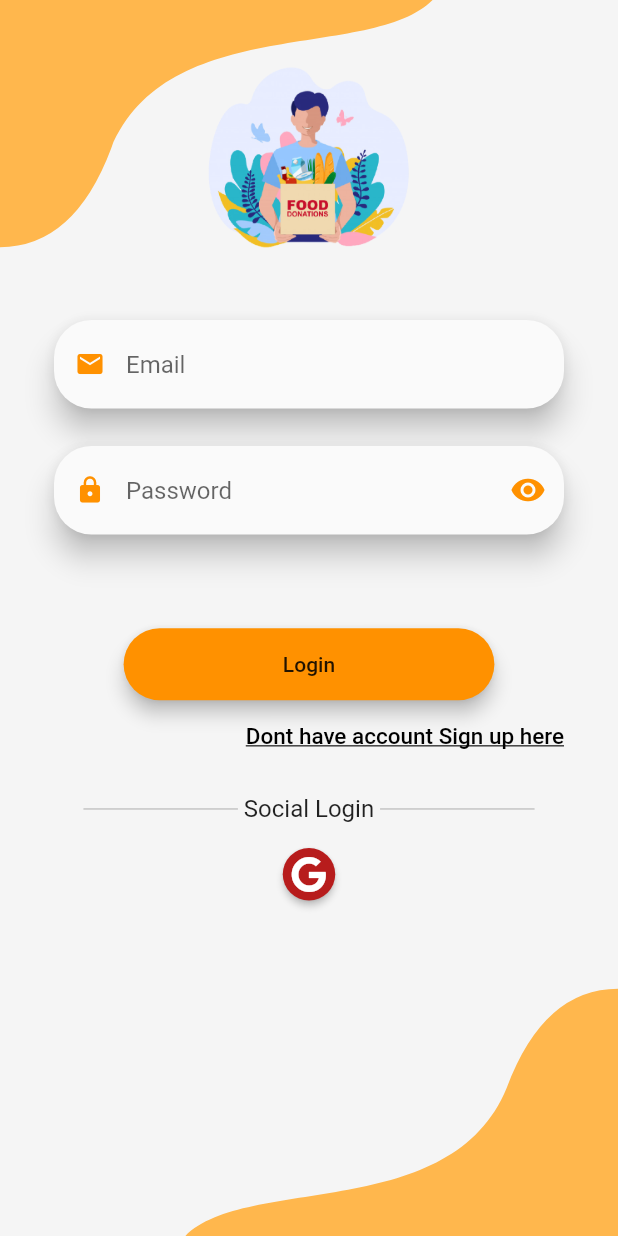
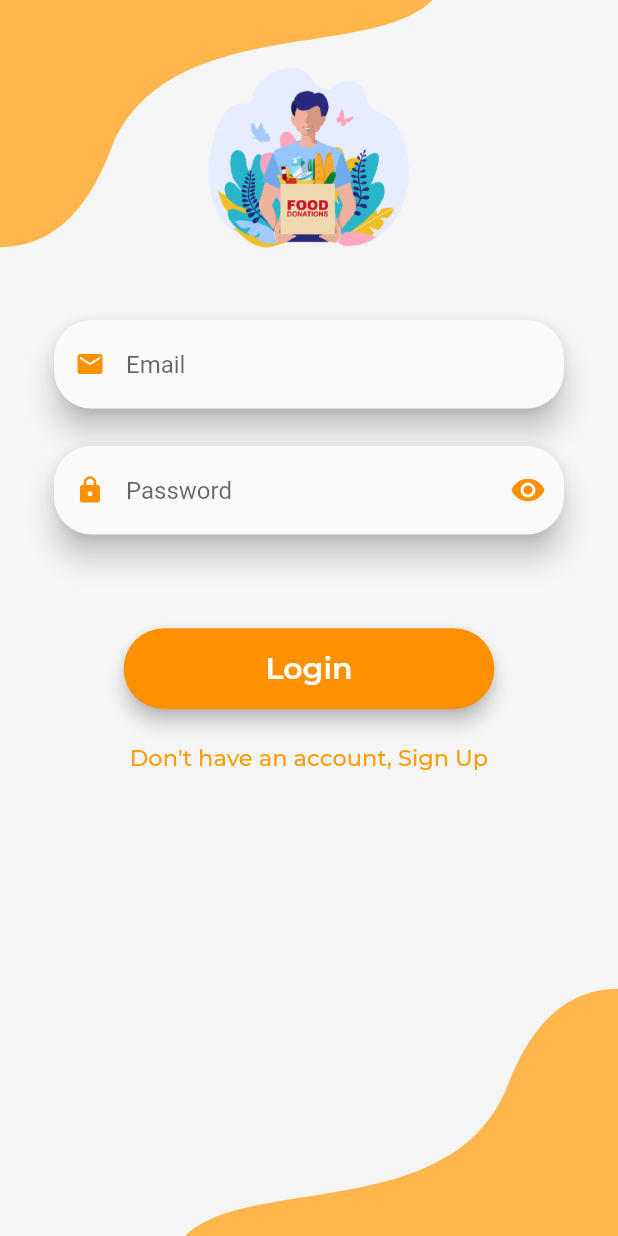
Before and after one commit to atharvasaraf123/Food4All, a Flutter app: the Login screen opened directly, on a phone screen of 412 x 824 dp. Run offline on Flutter 3.47's test engine with Material 2 defaults, Android fonts, the phone set to English and light mode, and no system bars; our stand-ins replace bubble_bottom_bar, cached_network_image, cloud_firestore, dotted_border, firebase_auth, firebase_core and 17 more; missing offline and left inert: android_intent, geocoder; accounts and stored records are empty; Roboto replaces fonts that are missing (Poppins-Medium).

Commit message:
Login Eye bug

```diff
--- a/flutter_app/lib/googlesignindialog.dart
+++ b/flutter_app/lib/googlesignindialog.dart
@@ -78,6 +78,7 @@ class _googlesignindialogState extends State<googlesignindialog> {
       });
     } on PlatformException catch (e) {
       print(e.code);
+      print(e.details);
       if (e.code == 'PERMISSION_DENIED') {
         error = 'please grant permission';
         print(error);
--- a/flutter_app/lib/login.dart
+++ b/flutter_app/lib/login.dart
@@ -281,9 +281,11 @@ class _LoginState extends State<Login> {
                                     borderSide: BorderSide.none),
                                 suffixIcon: IconButton(
                                   onPressed: (){
-
+                                    setState(() {
+                                      _obscureText=!_obscureText;
+                                    });
                                   },
-                                  icon: Icon(Icons.remove_red_eye),
+                                  icon: _obscureText?Icon(Icons.visibility):Icon(Icons.visibility_off),
                                   color: Colors.orangeAccent.shade400,
                                 )),
                             onChanged: (val) {
@@ -318,6 +320,11 @@ class _LoginState extends State<Login> {
                             },
                             child: Text("Login",
                               textAlign: TextAlign.center,
+                              style: TextStyle(
+                                fontFamily: 'MontserratSemi',
+                                fontSize: 20,
+                                color: Colors.white
+                              ),
                             ),
                           ),
                         ),
@@ -331,53 +338,53 @@ class _LoginState extends State<Login> {
                         ),
 
 
-                        Row(
-                          mainAxisAlignment: MainAxisAlignment.center,
-                          children: <Widget>[
-                            horizontalLine(),
-                            Text(" Social Login ",
-                                style: TextStyle(
-                                    fontSize: 16.0, fontFamily: "Poppins-Medium")),
-                            horizontalLine()
-                          ],
-                        ),
-                        Padding(
-                          padding: const EdgeInsets.only(top: 10.0),
-                          child: Row(
-                            mainAxisAlignment: MainAxisAlignment.center,
-                            crossAxisAlignment: CrossAxisAlignment.center,
-                            children: <Widget>[
-                              SignInButtonBuilder(
-                                text: 'Google',
-                                mini: true,
-                                shape: CircleBorder(),
-                                icon: FontAwesomeIcons.google,
-                                backgroundColor: Colors.red.shade900,
-                                onPressed: () async {
-                                  await signInWithGoogle();
-                                  // try {
-                                  //   FirebaseUser user =
-                                  //   await auth.handleGoogleSignIn(context);
-                                  //   validateUser(context, user);
-                                  // }catch(e){
-                                  //   print('GoogleError');
-                                  //   print(e.toString());
-                                  // }
-                                },
-                              ),
-
-
-//                           Text(
-//                             'Login with Google',
-// //                                style: GoogleFonts.openSans(),
-//                             style: TextStyle(
-//                                 color: Colors.black,
-//                                 fontWeight: FontWeight.bold),
+//                         // Row(
+//                         //   mainAxisAlignment: MainAxisAlignment.center,
+//                         //   children: <Widget>[
+//                         //     horizontalLine(),
+//                         //     Text(" Social Login ",
+//                         //         style: TextStyle(
+//                         //             fontSize: 16.0, fontFamily: "Poppins-Medium")),
+//                         //     horizontalLine()
+//                         //   ],
+//                         // ),
+//                         // Padding(
+//                         //   padding: const EdgeInsets.only(top: 10.0),
+//                         //   child: Row(
+//                         //     mainAxisAlignment: MainAxisAlignment.center,
+//                         //     crossAxisAlignment: CrossAxisAlignment.center,
+//                         //     children: <Widget>[
+//                         //       SignInButtonBuilder(
+//                         //         text: 'Google',
+//                         //         mini: true,
+//                         //         shape: CircleBorder(),
+//                         //         icon: FontAwesomeIcons.google,
+//                         //         backgroundColor: Colors.red.shade900,
+//                         //         onPressed: () async {
+//                         //           await signInWithGoogle();
+//                         //           // try {
+//                         //           //   FirebaseUser user =
+//                         //           //   await auth.handleGoogleSignIn(context);
+//                         //           //   validateUser(context, user);
+//                         //           // }catch(e){
+//                         //           //   print('GoogleError');
+//                         //           //   print(e.toString());
+//                         //           // }
+//                         //         },
+//                         //       ),
+//
+//
+// //                           Text(
+// //                             'Login with Google',
+// // //                                style: GoogleFonts.openSans(),
+// //                             style: TextStyle(
+// //                                 color: Colors.black,
+// //                                 fontWeight: FontWeight.bold),
+// //                           ),
+//
+//                             ],
 //                           ),
-
-                            ],
-                          ),
-                        ),
+//                         ),
 
                       ],
                     ),
@@ -456,19 +463,23 @@ class _LoginState extends State<Login> {
   _getBottomRow(context) {
     return Row(
       // crossAxisAlignment: CrossAxisAlignment.end,
-      mainAxisAlignment: MainAxisAlignment.end,
+      mainAxisAlignment: MainAxisAlignment.center,
       children: <Widget>[
-        GestureDetector(
+        Padding(
+          padding: const EdgeInsets.all(8.0),
+          child: GestureDetector(
             onTap: () {
               Navigator.push(context, MaterialPageRoute(builder: (BuildContext context)=>SignUp()));
             },
             child: Text(
-            'Dont have account Sign up here' ,
+              "Don't have an account, Sign Up",
               style: TextStyle(
-              color: Colors.black,
+                color: Colors.orange.withAlpha(500),
                 fontSize: 15,
                 fontWeight: FontWeight.w500,
-              decoration: TextDecoration.underline,
+                fontFamily: 'MontserratMed',
+
+              ),
             ),
           ),
         ),
```
Lines whose indentation alone changed are shown as unchanged.
